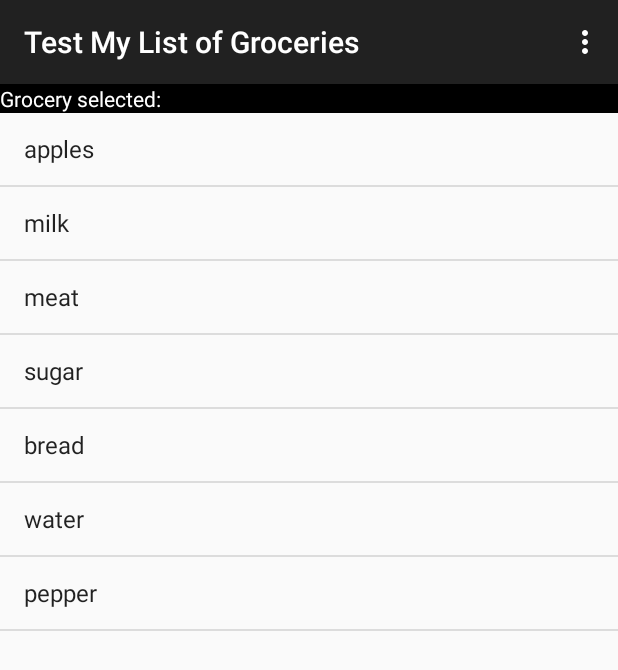
After one commit to DevPicon/espresso-ejemplos, an Android app: the FourthActivity screen opened directly, with no data from a screen before it, on a phone screen of 412 x 824 dp. The commit adds this screen. Shown: the top 670 px of the screen. Run offline under Robolectric (Android 15) with nearby library versions, the phone set to English and light mode, and no system bars.

Commit message:
Cuarto activity para probar un ListView

```diff
--- a/app/src/main/AndroidManifest.xml
+++ b/app/src/main/AndroidManifest.xml
@@ -24,6 +24,10 @@
             android:name=".ThirdActivity"
             android:label="@string/title_activity_third" >
         </activity>
+        <activity
+            android:name=".FourthActivity"
+            android:label="@string/title_activity_fouth" >
+        </activity>
     </application>
 
 </manifest>
--- /dev/null
+++ b/app/src/main/java/pe/apiconz/android/espresso_ejemplos/FourthActivity.java
@@ -0,0 +1,65 @@
+package pe.apiconz.android.espresso_ejemplos;
+
+import android.support.v7.app.AppCompatActivity;
+import android.os.Bundle;
+import android.view.Menu;
+import android.view.MenuItem;
+import android.view.View;
+import android.widget.AdapterView;
+import android.widget.ArrayAdapter;
+import android.widget.ListView;
+import android.widget.TextView;
+import android.widget.Toast;
+
+import java.util.Arrays;
+import java.util.List;
+
+public class FourthActivity extends AppCompatActivity {
+
+    private TextView mtxtSelectedGrocery;
+
+    @Override
+    protected void onCreate(Bundle savedInstanceState) {
+        super.onCreate(savedInstanceState);
+        setContentView(R.layout.activity_fourth);
+
+        mtxtSelectedGrocery = (TextView) findViewById(R.id.txt_selected_grocery);
+
+        String[] groceries = {"apples","milk","meat","sugar","bread","water","pepper"};
+        List<String> list = Arrays.asList(groceries);
+        ArrayAdapter<String> adapter = new ArrayAdapter(this, android.R.layout.simple_list_item_1, list);
+        ListView listView = (ListView) findViewById(R.id.list_of_groceries);
+        listView.setAdapter(adapter);
+        listView.setOnItemClickListener(new AdapterView.OnItemClickListener() {
+            @Override
+            public void onItemClick(AdapterView<?> parent, View view, int position, long id) {
+                String text = ((TextView)view).getText().toString();
+                Toast.makeText(getApplicationContext(), text, Toast.LENGTH_LONG).show();
+                mtxtSelectedGrocery.setText(text);
+            }
+        });
+
+    }
+
+    @Override
+    public boolean onCreateOptionsMenu(Menu menu) {
+        // Inflate the menu; this adds items to the action bar if it is present.
+        getMenuInflater().inflate(R.menu.menu_fouth, menu);
+        return true;
+    }
+
+    @Override
+    public boolean onOptionsItemSelected(MenuItem item) {
+        // Handle action bar item clicks here. The action bar will
+        // automatically handle clicks on the Home/Up button, so long
+        // as you specify a parent activity in AndroidManifest.xml.
+        int id = item.getItemId();
+
+        //noinspection SimplifiableIfStatement
+        if (id == R.id.action_settings) {
+            return true;
+        }
+
+        return super.onOptionsItemSelected(item);
+    }
+}
--- /dev/null
+++ b/app/src/main/res/layout/activity_fourth.xml
@@ -0,0 +1,29 @@
+<LinearLayout xmlns:android="http://schemas.android.com/apk/res/android"
+    xmlns:tools="http://schemas.android.com/tools" android:layout_width="match_parent"
+    android:layout_height="match_parent"
+    android:orientation="vertical"
+    tools:context="pe.apiconz.android.espresso_ejemplos.FourthActivity">
+
+    <LinearLayout
+        android:layout_width="fill_parent"
+        android:layout_height="wrap_content"
+        android:orientation="horizontal"
+        android:background="#000000"
+        >
+        <TextView android:textColor="#FFFFFF"
+            android:text="@string/grocery_selected"
+            android:layout_width="wrap_content"
+            android:layout_height="wrap_content" />
+        <TextView android:id="@+id/txt_selected_grocery"
+            android:textColor="#FFFFFF"
+            android:layout_width="fill_parent"
+            android:layout_height="wrap_content" />
+    </LinearLayout>
+    <FrameLayout
+        android:layout_width="fill_parent"
+        android:layout_height="fill_parent">
+        <ListView android:id="@+id/list_of_groceries"
+             android:layout_width="fill_parent"
+            android:layout_height="fill_parent"></ListView>
+    </FrameLayout>
+</LinearLayout>
--- /dev/null
+++ b/app/src/main/res/menu/menu_fouth.xml
@@ -0,0 +1,7 @@
+<menu xmlns:android="http://schemas.android.com/apk/res/android"
+    xmlns:app="http://schemas.android.com/apk/res-auto"
+    xmlns:tools="http://schemas.android.com/tools"
+    tools:context="pe.apiconz.android.espresso_ejemplos.FourthActivity">
+    <item android:id="@+id/action_settings" android:title="@string/action_settings"
+        android:orderInCategory="100" app:showAsAction="never" />
+</menu>
--- a/app/src/main/res/values/strings.xml
+++ b/app/src/main/res/values/strings.xml
@@ -6,5 +6,8 @@
     <string name="title_activity_test1">Test Hello World</string>
     <string name="title_activity_test2">Test Button Click me!</string>
     <string name="button_clickme_label">Click me!</string>
-    <string name="title_activity_third">ThirdActivity</string>
+    <string name="title_activity_third">Test Hello Andrew!</string>
+    <string name="title_activity_fouth">Test My List of Groceries</string>
+
+    <string name="grocery_selected">Grocery selected:</string>
 </resources>
```
Also changed, not shown: 1 other file.
